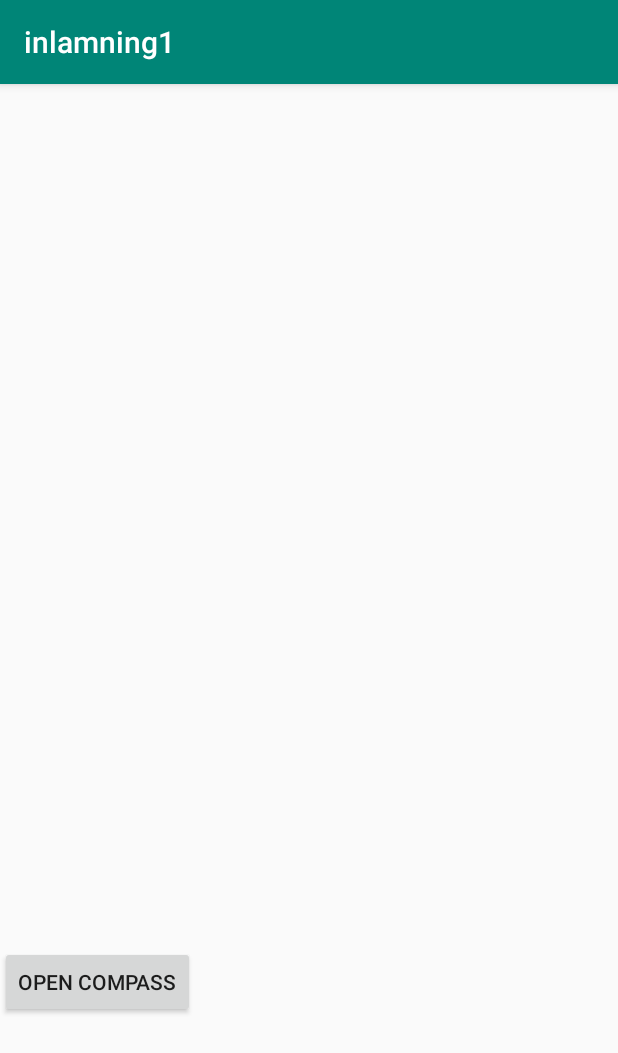
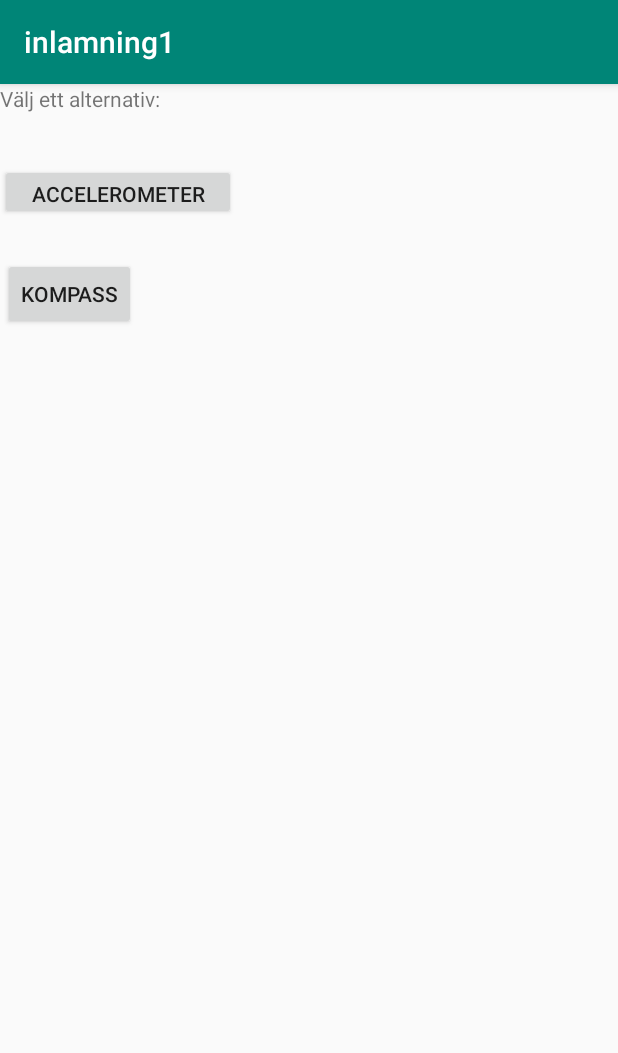
Before and after one commit to MalinCronquist/HelloSensor, an Android app: the screen it shows after launch (MainActivity), on a phone screen of 412 x 824 dp. Shown: the top 1053 px of the screen. Run offline under Robolectric (Android 15) with nearby library versions, the phone set to English and light mode, and no system bars.

Commit message:
Commit all.

```diff
--- a/app/src/main/java/com/example/inlamning1/MainActivity.java
+++ b/app/src/main/java/com/example/HelloSensor/MainActivity.java
@@ -1,4 +1,4 @@
-package com.example.inlamning1;
+package com.example.HelloSensor;
 
 import androidx.appcompat.app.AppCompatActivity;
 
@@ -7,14 +7,18 @@ import android.os.Bundle;
 import android.view.View;
 import android.widget.Button;
 
+import com.example.inlamning1.R;
+
 public class MainActivity extends AppCompatActivity {
     private Button button;
+    private Button buttonAcc;
 
     @Override
     protected void onCreate(Bundle savedInstanceState) {
         super.onCreate(savedInstanceState);
         setContentView(R.layout.activity_main);
         button = (Button) findViewById(R.id.button);
+        buttonAcc = (Button) findViewById(R.id.acc);
         button.setOnClickListener(new View.OnClickListener() {
             @Override
             public void onClick(View v) {
@@ -22,10 +26,24 @@ public class MainActivity extends AppCompatActivity {
 
             }
         });
+        buttonAcc.setOnClickListener(new View.OnClickListener() {
+            @Override
+            public void onClick(View v) {
+                openAcc();
+
+            }
+        });
+
     }
 
     public void openCompass(){
         Intent intent = new Intent(this, Compass.class);
+         //Intent intent = new Intent(this, test2.class);
+        startActivity(intent);
+    }
+
+    public void openAcc(){
+        Intent intent = new Intent(this, Accelerometer.class);
         startActivity(intent);
     }
 }
--- a/app/src/main/res/layout/activity_main.xml
+++ b/app/src/main/res/layout/activity_main.xml
@@ -4,14 +4,37 @@
     xmlns:tools="http://schemas.android.com/tools"
     android:layout_width="match_parent"
     android:layout_height="match_parent"
-    tools:context=".MainActivity">
+    tools:context="com.example.HelloSensor.MainActivity">
 
     <Button
         android:id="@+id/button"
         android:layout_width="wrap_content"
         android:layout_height="wrap_content"
-        android:layout_alignParentBottom="true"
-        android:layout_marginBottom="145dp"
-        android:text="open compass" />
+        android:layout_alignParentStart="true"
+
+        android:layout_alignParentLeft="true"
+        android:layout_alignParentTop="true"
+        android:layout_marginStart="2dp"
+        android:layout_marginLeft="2dp"
+        android:layout_marginTop="116dp"
+        android:text="Kompass"
+        android:textAlignment="center" />
+
+    <Button
+        android:id="@+id/acc"
+        android:layout_width="157dp"
+        android:layout_height="37dp"
+        android:layout_alignParentTop="true"
+        android:layout_marginTop="53dp"
+        android:text="Accelerometer"
+        android:textAlignment="center" />
+
+    <TextView
+        android:id="@+id/textView"
+        android:layout_width="wrap_content"
+        android:layout_height="wrap_content"
+        android:text="Välj ett alternativ:"
+        tools:text="Välj ett alternativ:" />
+
 
 </RelativeLayout>
```
Also changed, not shown: app/src/main/AndroidManifest.xml (+7 -5 lines), app/src/main/java/com/example/HelloSensor/Accelerometer.java (added, +61 -0 lines), app/src/main/java/com/example/HelloSensor/Compass.java (renamed from app/src/main/java/com/example/inlamning1/Compass.java, +47 -10 lines), app/src/main/res/layout/activity_accelerometer.xml (added, +66 -0 lines), app/src/main/res/layout/activity_compass.xml (+5 -13 lines), app/src/main/res/drawable/compass.png, app/src/main/res/drawable/compass2.png (added), 3 other files.
